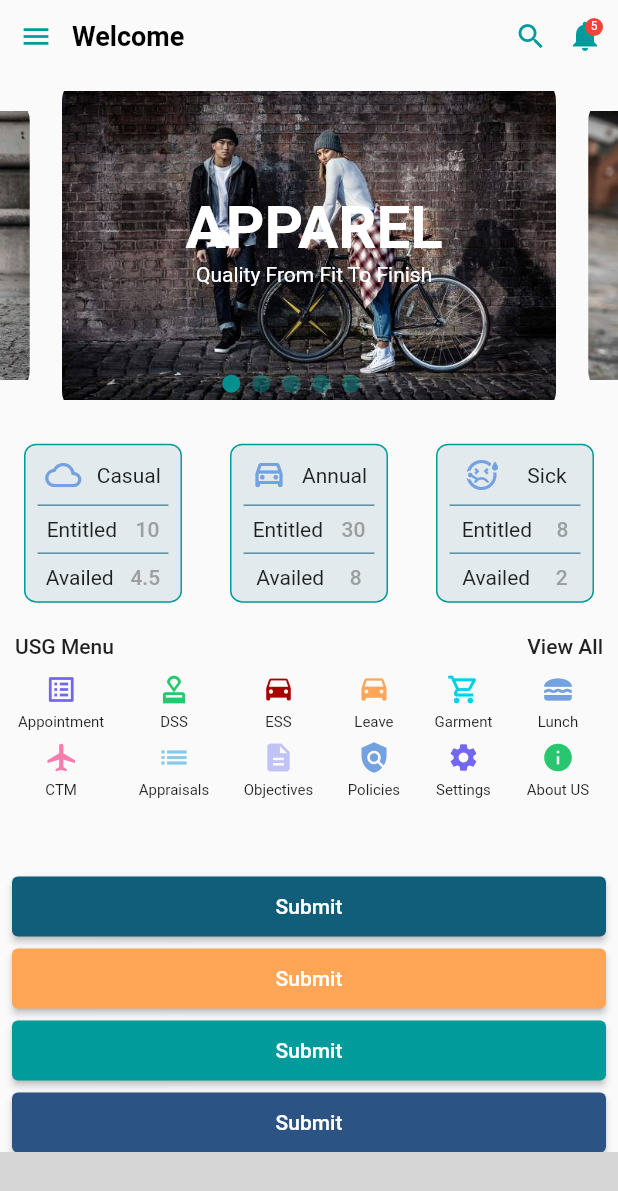
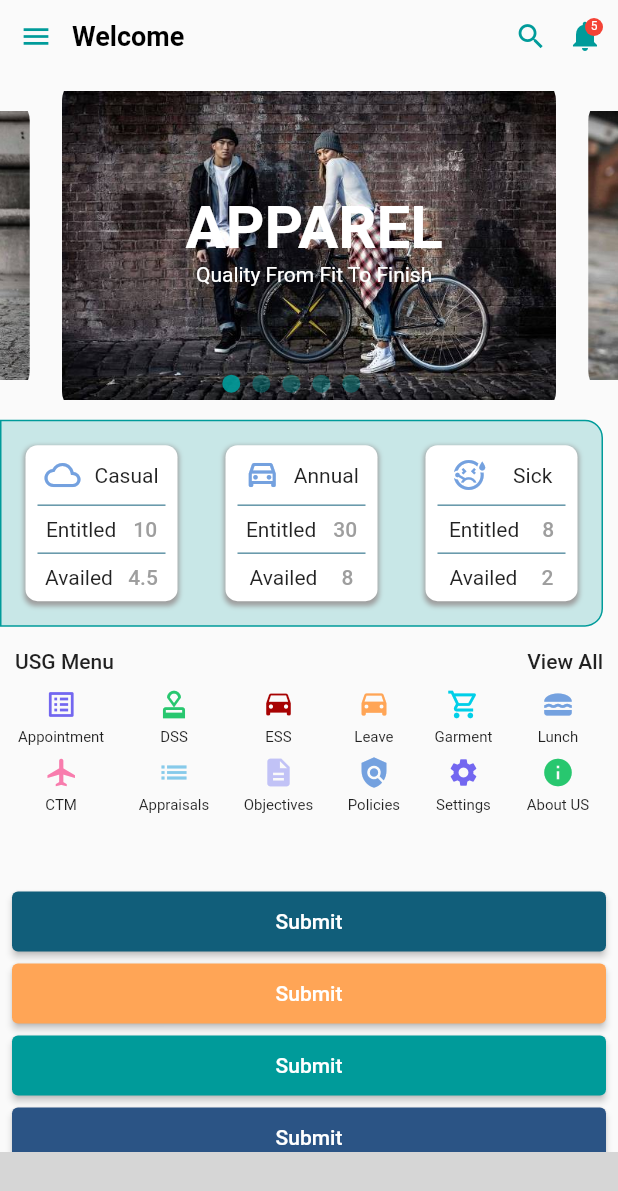
Before and after one commit to javedmughal-058/flutter_crud_with_laravel_api, a Flutter app: the screen it shows after launch, on a phone screen of 412 x 824 dp. Shown: the top 1191 px of the screen. Run offline on Flutter 3.47's test engine with Material 2 defaults, Android fonts, the phone set to English and light mode, and no system bars; drawn by our look-alikes of carousel_slider; our stand-ins replace bubble, easy_sidemenu, get, page_transition, swipeable_button_view; missing offline and left inert: bottom_bar_with_sheet; statements that could not run were skipped; grey boxes are pictures that could not be loaded.

Commit message:
Update StartPage.dart

```diff
--- a/lib/views/StartPage.dart
+++ b/lib/views/StartPage.dart
@@ -185,7 +185,14 @@ class _StartPageState extends State<StartPage> {
                       ))
                 ],
               ),
-              Row(
+              Container(
+                margin: EdgeInsets.fromLTRB(0, 0, 10, 10),
+                decoration: BoxDecoration(
+                  color: Theme.of(context).primaryColor.withOpacity(0.2),
+                  borderRadius: const BorderRadius.only(topRight: Radius.circular(12), bottomRight: Radius.circular(12)),
+                  border: Border.all(color: Theme.of(context).primaryColor)
+                ),
+                child: Row(
                   mainAxisAlignment: MainAxisAlignment.spaceBetween,
                   children: const [
                     Expanded(
@@ -210,6 +217,7 @@ class _StartPageState extends State<StartPage> {
                           leaveName: 'Sick'),
                     ),
                   ],
+                ),
               ),
               const SizedBox(height: 5,),
               Row(
@@ -405,22 +413,22 @@ class _CustomBalanceCard extends StatelessWidget {
         //3
 
         // color: _color.withOpacity(0.03),
-        border: Border.all(color: _color3),
+        // border: Border.all(color: _color3),
         // borderRadius: BorderRadius.circular(10),
 
         //4
 
           borderRadius: BorderRadius.circular(8),
-          color: _color.withOpacity(0.1),
-          // boxShadow: [
-          //   BoxShadow(
-          //     color: Colors.grey.withOpacity(1),
-          //     spreadRadius: 1,
-          //     blurRadius: 2,
-          //     offset: const Offset(
-          //         0, 2), // changes position of shadow
-          //   ),
-          // ]
+          color: Colors.white,
+          boxShadow: [
+            BoxShadow(
+              color: Colors.grey.withOpacity(1),
+              spreadRadius: 1,
+              blurRadius: 2,
+              offset: const Offset(
+                  0, 2), // changes position of shadow
+            ),
+          ]
       ),
       padding: const EdgeInsets.all(8.0),
       child: Column(
```
Lines whose indentation alone changed are shown as unchanged.
